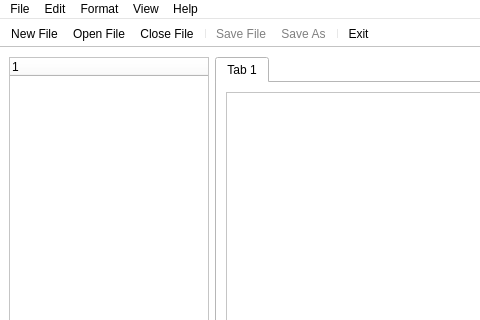
Before: the Qt Designer form mainwindow.ui in TruePadawan/Notepad--, drawn with Qt 5; both pictures show x 0 to 480 and y 0 to 320 of the 652 by 427 pixel window.
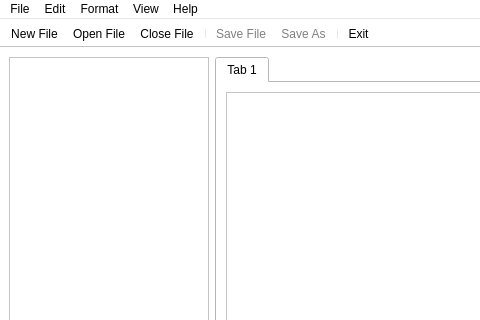
After: the same form once the commit is applied. Icons and pictures are not drawn.

Commit message: Improved Folder View

```diff
--- a/mainwindow.ui
+++ b/mainwindow.ui
@@ -473,7 +473,7 @@
     <item>
      <layout class="QHBoxLayout" name="horizontalLayout">
       <item>
-       <widget class="QTreeWidget" name="treeWidget">
+       <widget class="QTreeView" name="treeView">
         <property name="sizePolicy">
          <sizepolicy hsizetype="Minimum" vsizetype="Expanding">
           <horstretch>0</horstretch>
@@ -486,11 +486,6 @@
           <height>16777215</height>
          </size>
         </property>
-        <column>
-         <property name="text">
-          <string notr="true">1</string>
-         </property>
-        </column>
        </widget>
       </item>
       <item>
```
Left out of the diff: 6 changed lines with no effect on the pictures. The commit also changes 2 other files.
